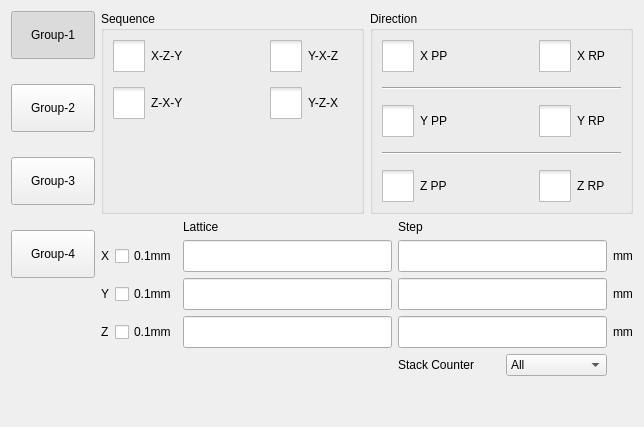
Old version of the form hcsettings/ichcstackedsettingsframe.ui in the repository dongdong-2009/3-5AxisRobot.
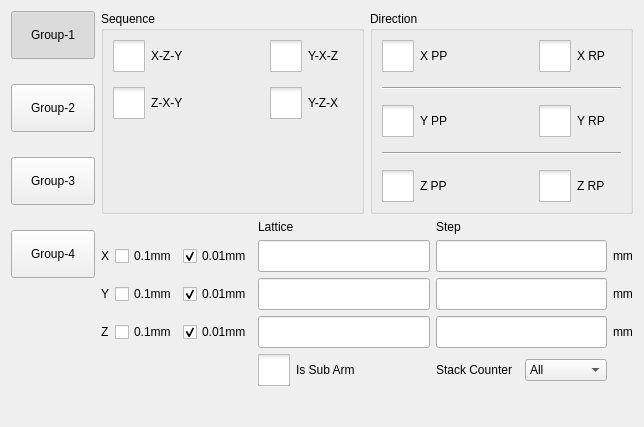
New version of the form. Icons and pictures are not drawn. Custom widgets are drawn as their Qt base class.

Diff of the .ui file:
```diff
--- a/hcsettings/ichcstackedsettingsframe.ui
+++ b/hcsettings/ichcstackedsettingsframe.ui
@@ -570,60 +570,24 @@
      </item>
      <item>
       <layout class="QGridLayout" name="gridLayout">
-       <item row="1" column="2">
-        <widget class="ICLineEditWithVirtualNumericKeypad" name="xRPLatticeLineEdit">
-         <property name="minimumSize">
-          <size>
-           <width>0</width>
-           <height>32</height>
-          </size>
-         </property>
-         <property name="text">
-          <string notr="true"/>
-         </property>
-        </widget>
-       </item>
-       <item row="0" column="2">
-        <widget class="QLabel" name="label_2">
-         <property name="text">
-          <string>Lattice</string>
-         </property>
-        </widget>
-       </item>
-       <item row="0" column="3">
+       <item row="0" column="4">
         <widget class="QLabel" name="label_3">
          <property name="text">
           <string>Step</string>
          </property>
         </widget>
        </item>
+       <item row="1" column="1">
+        <widget class="QCheckBox" name="xUnit">
+         <property name="text">
+          <string>0.1mm</string>
+         </property>
+         <attribute name="buttonGroup">
+          <string notr="true">buttonGroup_6</string>
+         </attribute>
+        </widget>
+       </item>
        <item row="2" column="3">
-        <widget class="ICLineEditWithVirtualNumericKeypad" name="yRPStepLineEdit">
-         <property name="minimumSize">
-          <size>
-           <width>0</width>
-           <height>32</height>
-          </size>
-         </property>
-         <property name="text">
-          <string notr="true"/>
-         </property>
-        </widget>
-       </item>
-       <item row="1" column="3">
-        <widget class="ICLineEditWithVirtualNumericKeypad" name="xRPStepLineEdit">
-         <property name="minimumSize">
-          <size>
-           <width>0</width>
-           <height>32</height>
-          </size>
-         </property>
-         <property name="text">
-          <string notr="true"/>
-         </property>
-        </widget>
-       </item>
-       <item row="2" column="2">
         <widget class="ICLineEditWithVirtualNumericKeypad" name="yRPLatticeLineEdit">
          <property name="minimumSize">
           <size>
@@ -636,53 +600,44 @@
          </property>
         </widget>
        </item>
-       <item row="3" column="2">
-        <widget class="ICLineEditWithVirtualNumericKeypad" name="zRPLatticeLineEdit">
-         <property name="minimumSize">
-          <size>
-           <width>0</width>
-           <height>32</height>
-          </size>
-         </property>
+       <item row="2" column="1">
+        <widget class="QCheckBox" name="yUnit">
          <property name="text">
-          <string notr="true"/>
+          <string>0.1mm</string>
          </property>
+         <attribute name="buttonGroup">
+          <string notr="true">buttonGroup_7</string>
+         </attribute>
         </widget>
        </item>
-       <item row="3" column="3">
-        <widget class="ICLineEditWithVirtualNumericKeypad" name="zRPStepLineEdit">
-         <property name="minimumSize">
-          <size>
-           <width>0</width>
-           <height>32</height>
-          </size>
-         </property>
+       <item row="0" column="3">
+        <widget class="QLabel" name="label_2">
          <property name="text">
-          <string notr="true"/>
+          <string>Lattice</string>
          </property>
         </widget>
        </item>
-       <item row="1" column="4">
+       <item row="1" column="5">
         <widget class="QLabel" name="label">
          <property name="text">
           <string>mm</string>
          </property>
         </widget>
        </item>
-       <item row="2" column="4">
+       <item row="3" column="0">
+        <widget class="QLabel" name="label_8">
+         <property name="text">
+          <string>Z</string>
+         </property>
+        </widget>
+       </item>
+       <item row="2" column="5">
         <widget class="QLabel" name="label_4">
          <property name="text">
           <string>mm</string>
          </property>
         </widget>
        </item>
-       <item row="3" column="4">
-        <widget class="QLabel" name="label_5">
-         <property name="text">
-          <string>mm</string>
-         </property>
-        </widget>
-       </item>
        <item row="1" column="0">
         <widget class="QLabel" name="label_6">
          <property name="text">
@@ -690,21 +645,20 @@
          </property>
         </widget>
        </item>
-       <item row="2" column="0">
-        <widget class="QLabel" name="label_7">
-         <property name="text">
-          <string>Y</string>
+       <item row="1" column="4">
+        <widget class="ICLineEditWithVirtualNumericKeypad" name="xRPStepLineEdit">
+         <property name="minimumSize">
+          <size>
+           <width>0</width>
+           <height>32</height>
+          </size>
          </property>
-        </widget>
-       </item>
-       <item row="3" column="0">
-        <widget class="QLabel" name="label_8">
          <property name="text">
-          <string>Z</string>
+          <string notr="true"/>
          </property>
         </widget>
        </item>
-       <item row="4" column="3">
+       <item row="4" column="4">
         <layout class="QHBoxLayout" name="horizontalLayout_2">
          <item>
           <widget class="QLabel" name="label_9">
@@ -749,25 +703,154 @@
          </item>
         </layout>
        </item>
-       <item row="1" column="1">
-        <widget class="QCheckBox" name="xUnit">
-         <property name="text">
-          <string>0.1mm</string>
-         </property>
-        </widget>
-       </item>
-       <item row="2" column="1">
-        <widget class="QCheckBox" name="yUnit">
-         <property name="text">
-          <string>0.1mm</string>
-         </property>
-        </widget>
-       </item>
        <item row="3" column="1">
         <widget class="QCheckBox" name="zUnit">
          <property name="text">
           <string>0.1mm</string>
          </property>
+         <attribute name="buttonGroup">
+          <string notr="true">buttonGroup_8</string>
+         </attribute>
+        </widget>
+       </item>
+       <item row="1" column="3">
+        <widget class="ICLineEditWithVirtualNumericKeypad" name="xRPLatticeLineEdit">
+         <property name="minimumSize">
+          <size>
+           <width>0</width>
+           <height>32</height>
+          </size>
+         </property>
+         <property name="text">
+          <string notr="true"/>
+         </property>
+        </widget>
+       </item>
+       <item row="2" column="4">
+        <widget class="ICLineEditWithVirtualNumericKeypad" name="yRPStepLineEdit">
+         <property name="minimumSize">
+          <size>
+           <width>0</width>
+           <height>32</height>
+          </size>
+         </property>
+         <property name="text">
+          <string notr="true"/>
+         </property>
+        </widget>
+       </item>
+       <item row="3" column="5">
+        <widget class="QLabel" name="label_5">
+         <property name="text">
+          <string>mm</string>
+         </property>
+        </widget>
+       </item>
+       <item row="3" column="3">
+        <widget class="ICLineEditWithVirtualNumericKeypad" name="zRPLatticeLineEdit">
+         <property name="minimumSize">
+          <size>
+           <width>0</width>
+           <height>32</height>
+          </size>
+         </property>
+         <property name="text">
+          <string notr="true"/>
+         </property>
+        </widget>
+       </item>
+       <item row="3" column="4">
+        <widget class="ICLineEditWithVirtualNumericKeypad" name="zRPStepLineEdit">
+         <property name="minimumSize">
+          <size>
+           <width>0</width>
+           <height>32</height>
+          </size>
+         </property>
+         <property name="text">
+          <string notr="true"/>
+         </property>
+        </widget>
+       </item>
+       <item row="2" column="0">
+        <widget class="QLabel" name="label_7">
+         <property name="text">
+          <string>Y</string>
+         </property>
+        </widget>
+       </item>
+       <item row="1" column="2">
+        <widget class="QCheckBox" name="xUnit_2">
+         <property name="text">
+          <string>0.01mm</string>
+         </property>
+         <property name="checked">
+          <bool>true</bool>
+         </property>
+         <attribute name="buttonGroup">
+          <string notr="true">buttonGroup_6</string>
+         </attribute>
+        </widget>
+       </item>
+       <item row="2" column="2">
+        <widget class="QCheckBox" name="yUnit_2">
+         <property name="text">
+          <string>0.01mm</string>
+         </property>
+         <property name="checked">
+          <bool>true</bool>
+         </property>
+         <attribute name="buttonGroup">
+          <string notr="true">buttonGroup_7</string>
+         </attribute>
+        </widget>
+       </item>
+       <item row="3" column="2">
+        <widget class="QCheckBox" name="zUnit_2">
+         <property name="text">
+          <string>0.01mm</string>
+         </property>
+         <property name="checked">
+          <bool>true</bool>
+         </property>
+         <attribute name="buttonGroup">
+          <string notr="true">buttonGroup_8</string>
+         </attribute>
+        </widget>
+       </item>
+       <item row="4" column="3">
+        <widget class="QCheckBox" name="subArm">
+         <property name="sizePolicy">
+          <sizepolicy hsizetype="Fixed" vsizetype="Fixed">
+           <horstretch>0</horstretch>
+           <verstretch>0</verstretch>
+          </sizepolicy>
+         </property>
+         <property name="minimumSize">
+          <size>
+           <width>125</width>
+           <height>0</height>
+          </size>
+         </property>
+         <property name="styleSheet">
+          <string notr="true">::indicator {
+     width: 32px;
+     height: 32px;
+ }
+
+::indicator:unchecked 
+{
+     image: url(:/resource/check_unchecked.png);
+ }
+::indicator:checked 
+{
+     image: url(:/resource/check_checked.png);
+ }
+</string>
+         </property>
+         <property name="text">
+          <string>Is Sub Arm</string>
+         </property>
         </widget>
        </item>
       </layout>
```
Left out of the diff: 3 changed lines with no effect on the pictures.
